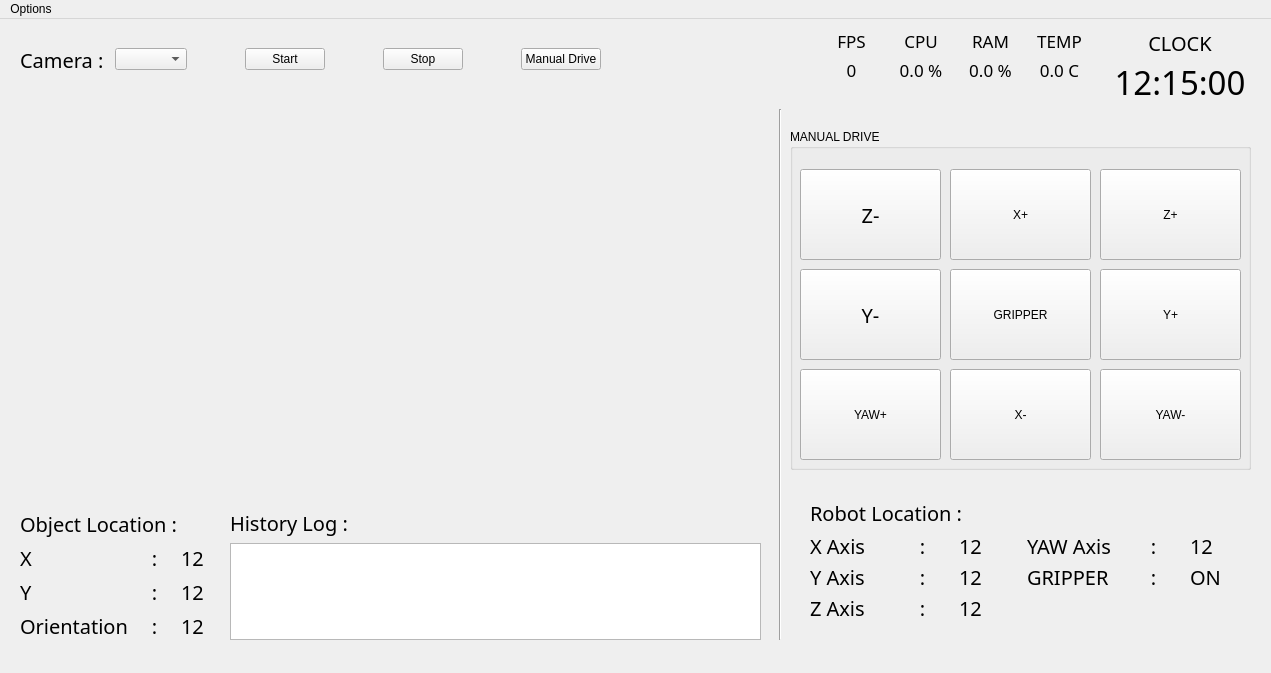
fikriaziz77/GUIObjectYOLOv8, file screens/main_interface.ui: the form before one commit.
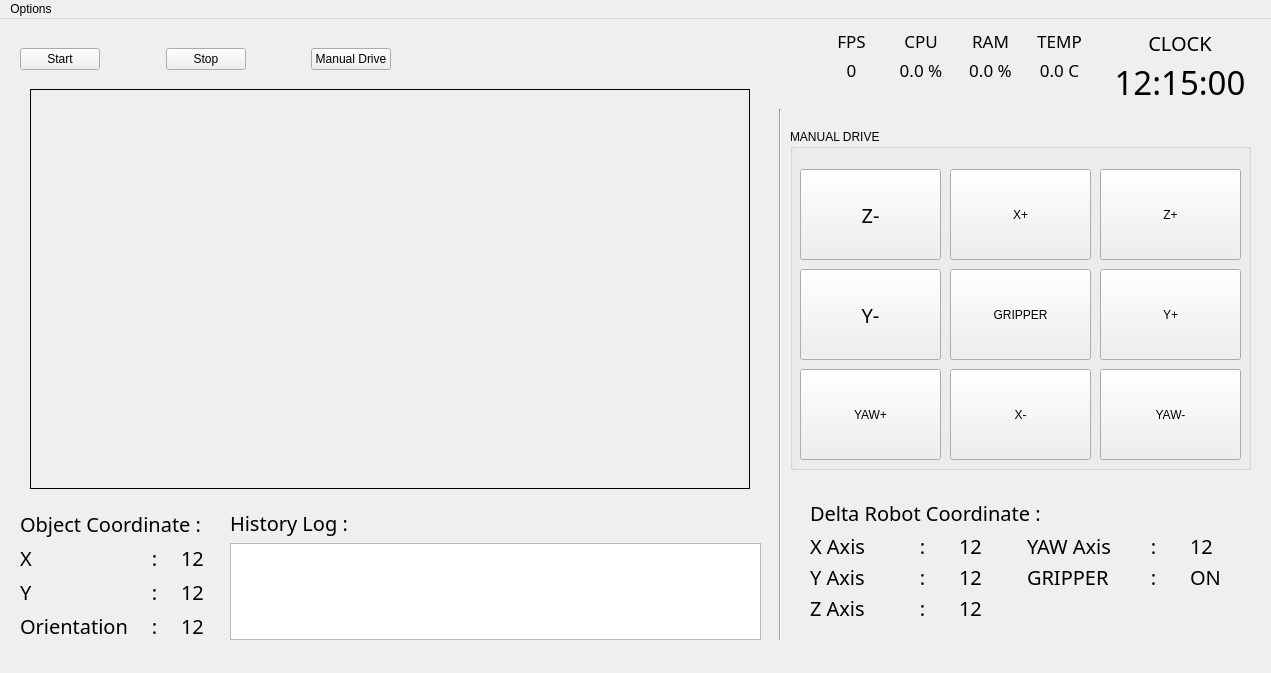
The form after the commit. Icons and pictures are not drawn.

The edit to the form file:
```diff
--- a/screens/main_interface.ui
+++ b/screens/main_interface.ui
@@ -32,10 +32,10 @@
    <widget class="QLabel" name="cam_view">
     <property name="geometry">
      <rect>
-      <x>20</x>
+      <x>30</x>
       <y>70</y>
-      <width>741</width>
-      <height>411</height>
+      <width>720</width>
+      <height>400</height>
      </rect>
     </property>
     <property name="font">
@@ -53,6 +53,9 @@
 
 }</string>
     </property>
+    <property name="frameShape">
+     <enum>QFrame::Box</enum>
+    </property>
     <property name="text">
      <string/>
     </property>
@@ -62,6 +65,9 @@
     <property name="scaledContents">
      <bool>true</bool>
     </property>
+    <property name="margin">
+     <number>0</number>
+    </property>
    </widget>
    <widget class="Line" name="line_2">
     <property name="geometry">
@@ -81,48 +87,13 @@
      <rect>
       <x>20</x>
       <y>20</y>
-      <width>581</width>
+      <width>371</width>
       <height>41</height>
      </rect>
     </property>
     <layout class="QHBoxLayout" name="horizontalLayout_2">
      <item>
-      <widget class="QLabel" name="label_11">
-       <property name="font">
-        <font>
-         <family>Manjari</family>
-         <pointsize>15</pointsize>
-         <weight>50</weight>
-         <italic>false</italic>
-         <bold>false</bold>
-        </font>
-       </property>
-       <property name="styleSheet">
-        <string notr="true">font: 15pt &quot;Manjari&quot;;</string>
-       </property>
-       <property name="text">
-        <string>Camera : </string>
-       </property>
-      </widget>
-     </item>
-     <item>
-      <widget class="QComboBox" name="cam_list"/>
-     </item>
-     <item>
-      <spacer name="horizontalSpacer">
-       <property name="orientation">
-        <enum>Qt::Horizontal</enum>
-       </property>
-       <property name="sizeHint" stdset="0">
-        <size>
-         <width>40</width>
-         <height>20</height>
-        </size>
-       </property>
-      </spacer>
-     </item>
-     <item>
-      <widget class="QPushButton" name="cam_start">
+      <widget class="QPushButton" name="plot_start">
        <property name="styleSheet">
         <string notr="true">font: 15pt &quot;Manjari&quot;;</string>
        </property>
@@ -151,7 +122,10 @@
       </spacer>
      </item>
      <item>
-      <widget class="QPushButton" name="cam_stop">
+      <widget class="QPushButton" name="plot_stop">
+       <property name="enabled">
+        <bool>true</bool>
+       </property>
        <property name="styleSheet">
         <string notr="true">font: 15pt &quot;Manjari&quot;;</string>
        </property>
@@ -485,7 +459,7 @@
         <string notr="true">font: 15pt &quot;Manjari&quot;;</string>
        </property>
        <property name="text">
-        <string>Robot Location : </string>
+        <string>Delta Robot Coordinate : </string>
        </property>
       </widget>
      </item>
@@ -820,7 +794,7 @@
         <string notr="true">font: 15pt &quot;Manjari&quot;;</string>
        </property>
        <property name="text">
-        <string>Object Location :  </string>
+        <string>Object Coordinate :  </string>
        </property>
       </widget>
      </item>
```
Left out of the diff: 4 changed lines with no effect on the pictures.
